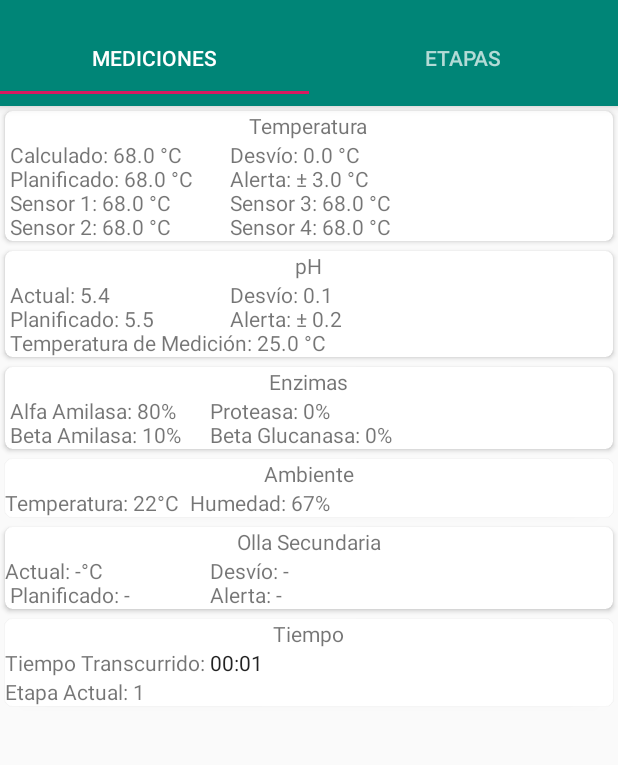
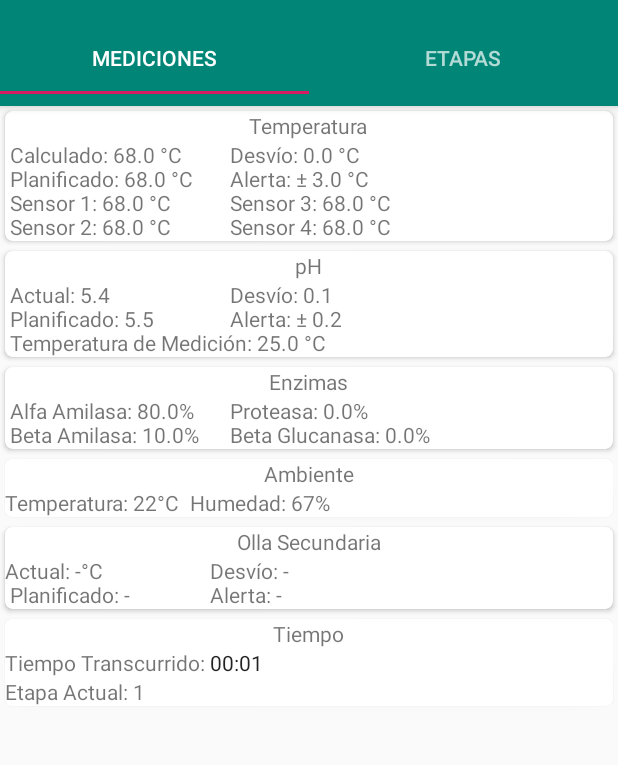
Before and after one commit to dschlimovich/proyectofinal, an Android app: the MeasureFragment screen opened directly, with no data from a screen before it, on a phone screen of 412 x 824 dp, the part 62-827 px from its top. Run offline under Robolectric (Android 15) with nearby library versions, the phone set to English and light mode, and no system bars.

Commit message:
load enzyme card view trough function

```diff
--- a/APP/app/src/main/java/com/example/maceradores/maceracion/Fragments/MeasureFragment.java
+++ b/APP/app/src/main/java/com/example/maceradores/maceracion/Fragments/MeasureFragment.java
@@ -21,6 +21,7 @@ import org.w3c.dom.Text;
 public class MeasureFragment extends Fragment {
     private TextView tvMeasureTemp;
     private TextView tvMeasurePh;
+    private TextView tvMeasureEnzyme;
     private Chronometer chronometer;
 
     public MeasureFragment() {
@@ -39,17 +40,31 @@ public class MeasureFragment extends Fragment {
         super.onResume();
         this.tvMeasureTemp = (TextView) getView().findViewById(R.id.textViewMeasureTemp); //podria estar en el oncreate.
         this.tvMeasurePh = (TextView) getView().findViewById(R.id.textViewMeasurePh);
+        this.tvMeasureEnzyme = (TextView) getView().findViewById(R.id.textViewMeasureEnzyme);
 
         loadTemperatureCardView(68, 0, 68, 3, 68, 68, 68, 68);
         loadPhCardView(5.4f, 0.1f, 5.5f, 0.2f, 25);
-
-
+        loadEnzymeCardView(80,0,10,0);
 
         chronometer = getView().findViewById(R.id.chronometer);
         chronometer.setBase(SystemClock.elapsedRealtime()); //esto debería ser el tiempo en el que hice la inserción o que tuve la primer medida.
         chronometer.start();
     }
 
+    private void loadEnzymeCardView(float alfa, float proteasa, float beta, float glucanasa){
+        tvMeasureEnzyme.append(" Alfa Amilasa: ");
+        tvMeasureEnzyme.append(String.valueOf(alfa));
+
+        tvMeasureEnzyme.append("% \t\t Proteasa: ");
+        tvMeasureEnzyme.append(String.valueOf(proteasa));
+
+        tvMeasureEnzyme.append("% \n Beta Amilasa: ");
+        tvMeasureEnzyme.append(String.valueOf(beta));
+
+        tvMeasureEnzyme.append("% \t\t Beta Glucanasa: ");
+        tvMeasureEnzyme.append(String.valueOf(glucanasa));
+        tvMeasureEnzyme.append("%");
+    }
     private void loadPhCardView(float ph, float desvioObtenido, float phPlanificado, float desvioPlanificado, float tempPh) {
         //android:text=" \n Temperatura de Medición: 25°C"
         tvMeasurePh.append(" Actual: ");
--- a/APP/app/src/main/res/layout/fragment_measure.xml
+++ b/APP/app/src/main/res/layout/fragment_measure.xml
@@ -81,7 +81,7 @@
             <TextView
                 android:layout_width="wrap_content"
                 android:layout_height="wrap_content"
-                android:text=" Alfa Amilasa: 80% \t\t Proteasa: 0% \n Beta Amilasa: 10% \t Beta Glucanasa: 0%"/>
+                android:id="@+id/textViewMeasureEnzyme" />
 
         </LinearLayout>
     </android.support.v7.widget.CardView>
```
